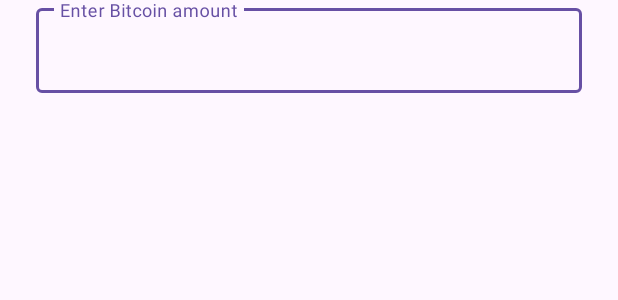
After one commit to Nazar-TK/Expense_Tracking_App, an Android app: the layout recharge_dialog_layout.xml on its own in the app's theme, with its tools: preview values and no code run, on a phone screen of 412 x 824 dp. The commit adds this screen. Shown: the top 300 px of the screen. Run offline under Robolectric (Android 15) with nearby library versions, the phone set to English and light mode, and no system bars.

Commit message:
Added new Entity for User account balance. Implemented functionality for recharging account balance and updating UI. Created Alert Dialog, where user can type needed amount of BTC to recharge.

```diff
--- a/app/src/main/java/com/example/expensestracker/data/local/ExpenseDatabase.kt
+++ b/app/src/main/java/com/example/expensestracker/data/local/ExpenseDatabase.kt
@@ -2,10 +2,14 @@ package com.example.expensestracker.data.local
 
 import androidx.room.Database
 import androidx.room.RoomDatabase
+import com.example.expensestracker.data.local.entity.AccountBalanceEntity
 import com.example.expensestracker.data.local.entity.BitcoinRateEntity
 
 @Database(
-    entities = [BitcoinRateEntity::class],
+    entities = [
+        BitcoinRateEntity::class,
+        AccountBalanceEntity::class
+               ],
     version = 1
 )
 abstract class ExpenseDatabase : RoomDatabase() {
--- a/app/src/main/java/com/example/expensestracker/data/local/entity/BitcoinRateEntity.kt
+++ b/app/src/main/java/com/example/expensestracker/data/local/entity/BitcoinRateEntity.kt
@@ -6,7 +6,7 @@ import com.example.expensestracker.domain.model.BitcoinRate
 
 @Entity
 data class BitcoinRateEntity(
-    @PrimaryKey val id: Int? = null,
+    @PrimaryKey val id: Int = 1,
     val code: String?,
     val rate: String?
 ) {
--- a/app/src/main/java/com/example/expensestracker/data/repository/BitcoinRateRepositoryImpl.kt
+++ b/app/src/main/java/com/example/expensestracker/data/repository/BitcoinRateRepositoryImpl.kt
@@ -29,7 +29,7 @@ class BitcoinRateRepositoryImpl(
             }
         }
 
-        val rate = dao.getBitcoinRate().toBitcoinRate()
+        val rate = dao.getBitcoinRate()?.toBitcoinRate()
         emit(Resource.Success(rate))
     }
 }
--- /dev/null
+++ b/app/src/main/res/layout/recharge_dialog_layout.xml
@@ -0,0 +1,20 @@
+<?xml version="1.0" encoding="utf-8"?>
+<RelativeLayout xmlns:android="http://schemas.android.com/apk/res/android"
+    android:layout_width="match_parent"
+    android:layout_height="match_parent">
+
+    <com.google.android.material.textfield.TextInputLayout
+        android:layout_width="match_parent"
+        android:layout_height="wrap_content"
+        android:hint="@string/enter_bitcoin_amount"
+        android:layout_marginHorizontal="24dp">
+
+        <com.google.android.material.textfield.TextInputEditText
+            android:id="@+id/etBtcAmount"
+            android:layout_width="match_parent"
+            android:layout_height="wrap_content"
+            android:inputType="numberDecimal"/>
+
+
+    </com.google.android.material.textfield.TextInputLayout>
+</RelativeLayout>
--- a/app/src/main/res/values/strings.xml
+++ b/app/src/main/res/values/strings.xml
@@ -2,4 +2,5 @@
     <string name="app_name">ExpensesTracker</string>
 
     <string name="add_bitcoins">Add Bitcoins</string>
+    <string name="enter_bitcoin_amount">Enter Bitcoin amount</string>
 </resources>
```
Also changed, not shown: app/src/main/java/com/example/expensestracker/data/local/ExpenseDao.kt (+10 -1 lines), app/src/main/java/com/example/expensestracker/data/local/entity/AccountBalanceEntity.kt (added, +18 -0 lines), app/src/main/java/com/example/expensestracker/data/repository/AccountBalanceRepositoryImpl.kt (added, +33 -0 lines), app/src/main/java/com/example/expensestracker/di/AppModule.kt (+10 -0 lines), app/src/main/java/com/example/expensestracker/domain/model/AccountBalance.kt (added, +14 -0 lines), app/src/main/java/com/example/expensestracker/domain/repository/AccountBalanceRepository.kt (added, +13 -0 lines), app/src/main/java/com/example/expensestracker/presentation/MainActivity.kt (+52 -0 lines), app/src/main/java/com/example/expensestracker/presentation/transactions_list/TransactionsListViewModel.kt (+54 -12 lines).
